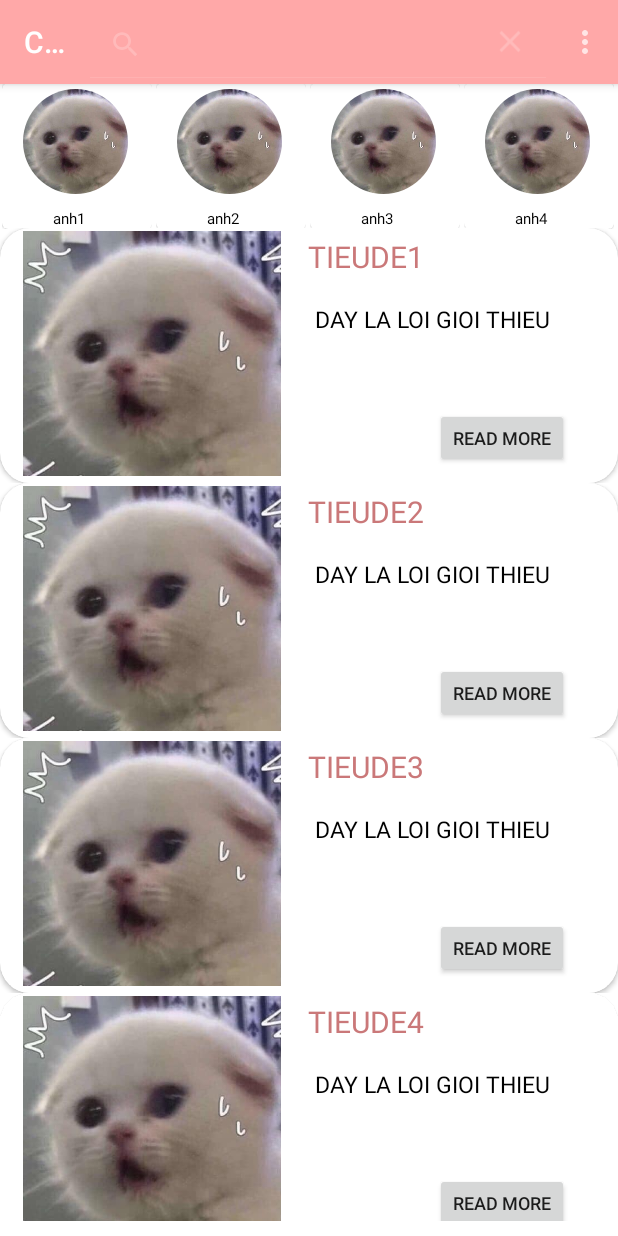
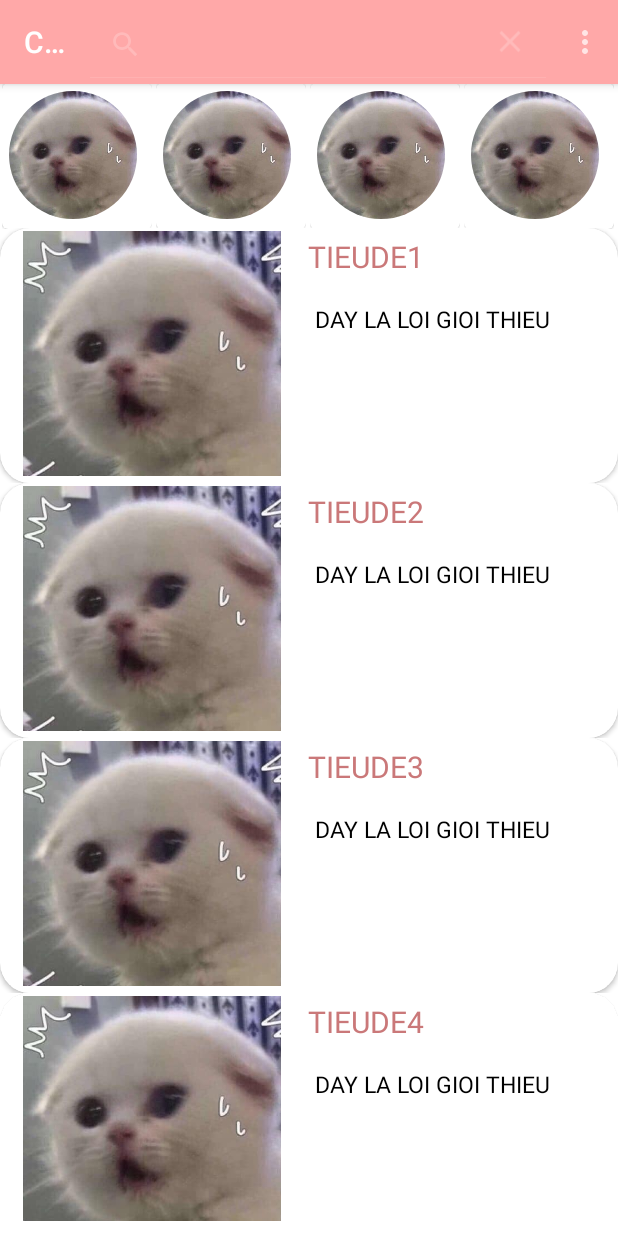
Before and after one commit to phineasla-hcmus/2.3-SE-Cakey, an Android app: the screen it shows after launch (MainActivity), after a tap on "Search", on a phone screen of 412 x 824 dp. Run offline under Robolectric (Android 15) with nearby library versions, the phone set to English and light mode, and no system bars; our stand-ins replace CircleImageView; libraries missing offline, so code that uses them is left out: com.parse; 3 statements that could not run were skipped.

Commit message:
update main screen

```diff
--- a/android/app/src/main/AndroidManifest.xml
+++ b/android/app/src/main/AndroidManifest.xml
@@ -10,7 +10,6 @@
         android:roundIcon="@mipmap/ic_launcher_round"
         android:supportsRtl="true"
         android:theme="@style/Theme.Cakey">
-
         <activity
             android:name=".SplashActivity"
             android:screenOrientation="portrait"
--- a/android/app/src/main/java/com/popcorn/cakey/mainscreen/SuggestionActivity.kt
+++ b/android/app/src/main/java/com/popcorn/cakey/mainscreen/SuggestionActivity.kt
@@ -9,7 +9,6 @@ import androidx.recyclerview.widget.RecyclerView
 import com.popcorn.cakey.R
 
 class SuggestionActivity:RecyclerView.Adapter<SuggestionActivity.ViewHolder>() {
-    private var title= arrayOf("anh1", "anh2","anh3", "anh4","anh5", "anh6","anh7", "anh8")
     private var image= intArrayOf(
         R.drawable.avatar, R.drawable.avatar, R.drawable.avatar,
         R.drawable.avatar, R.drawable.avatar, R.drawable.avatar, R.drawable.avatar, R.drawable.avatar)
@@ -20,17 +19,15 @@ class SuggestionActivity:RecyclerView.Adapter<SuggestionActivity.ViewHolder>() {
     }
 
     override fun onBindViewHolder(holder:SuggestionActivity.ViewHolder, position: Int) {
-        holder.itemTitle.text=title[position]
         holder.itemImage.setImageResource(image[position])
     }
 
     override fun getItemCount(): Int {
-        return title.size
+        return image.size
     }
 
     inner class ViewHolder(itemView: View): RecyclerView.ViewHolder(itemView){
         var itemImage: ImageView = itemView.findViewById(R.id.thumnail)
-        var itemTitle: TextView = itemView.findViewById(R.id.username)
 
     }
 }
--- a/android/app/src/main/res/layout/activity_main_blogs_list.xml
+++ b/android/app/src/main/res/layout/activity_main_blogs_list.xml
@@ -55,17 +55,6 @@
                 >
             </TextView>
 
-            <Button
-                android:layout_width="wrap_content"
-                android:layout_height="wrap_content"
-                android:layout_marginStart="290dp"
-                android:layout_marginTop="120dp"
-                android:layout_marginEnd="9dp"
-                android:layout_marginBottom="10dp"
-                android:text="@string/read_more"
-                android:textSize="12sp">
-            </Button>
-
             <View
                 android:layout_width="wrap_content"
                 android:layout_height="5dp"
--- a/android/app/src/main/res/layout/activity_suggestion.xml
+++ b/android/app/src/main/res/layout/activity_suggestion.xml
@@ -15,8 +15,7 @@
             app:cardElevation="1dp"
             app:cardMaxElevation="2dp"
             app:cardBackgroundColor="@color/white"
-            android:layout_centerInParent="true"
-            app:cardPreventCornerOverlap="true">
+            android:layout_centerInParent="true">
 
 
             <RelativeLayout
@@ -25,41 +24,17 @@
 
                 <de.hdodenhof.circleimageview.CircleImageView
                     android:id="@+id/thumnail"
-                    android:layout_width="70dp"
-                    android:layout_height="70dp"
+                    android:layout_width="85dp"
+                    android:layout_height="85dp"
                     android:layout_alignParentTop="true"
                     android:layout_alignParentEnd="true"
-                    android:layout_marginTop="4dp"
-                    android:layout_marginEnd="16dp"
+                    android:layout_marginTop="5dp"
+                    android:layout_marginEnd="10dp"
                     android:scaleType="centerCrop"
                     android:src="@color/ic_launcher_background">
 
                 </de.hdodenhof.circleimageview.CircleImageView>
-                <TextView
-                    android:id="@+id/username"
-                    android:layout_width="wrap_content"
-                    android:layout_height="20dp"
-                    android:layout_below="@id/thumnail"
-                    android:layout_centerHorizontal="true"
-                    android:layout_marginLeft="5dp"
-                    android:layout_marginTop="9dp"
-                    android:layout_marginEnd="0dp"
-                    android:layout_marginRight="5dp"
-                    android:autoSizeMaxTextSize="12dp"
-                    android:autoSizeMinTextSize="8dp"
-                    android:autoSizeTextType="uniform"
-                    android:text="@string/suggestion"
-                    android:textColor="@color/black"
-                    tools:targetApi="o">
 
-                </TextView>
-
-                <View
-                    android:layout_width="3dp"
-                    android:layout_height="match_parent"
-                    android:layout_marginStart="97dp"
-                    android:background="@color/white">
-                </View>
             </RelativeLayout>
         </androidx.cardview.widget.CardView>
 
```
